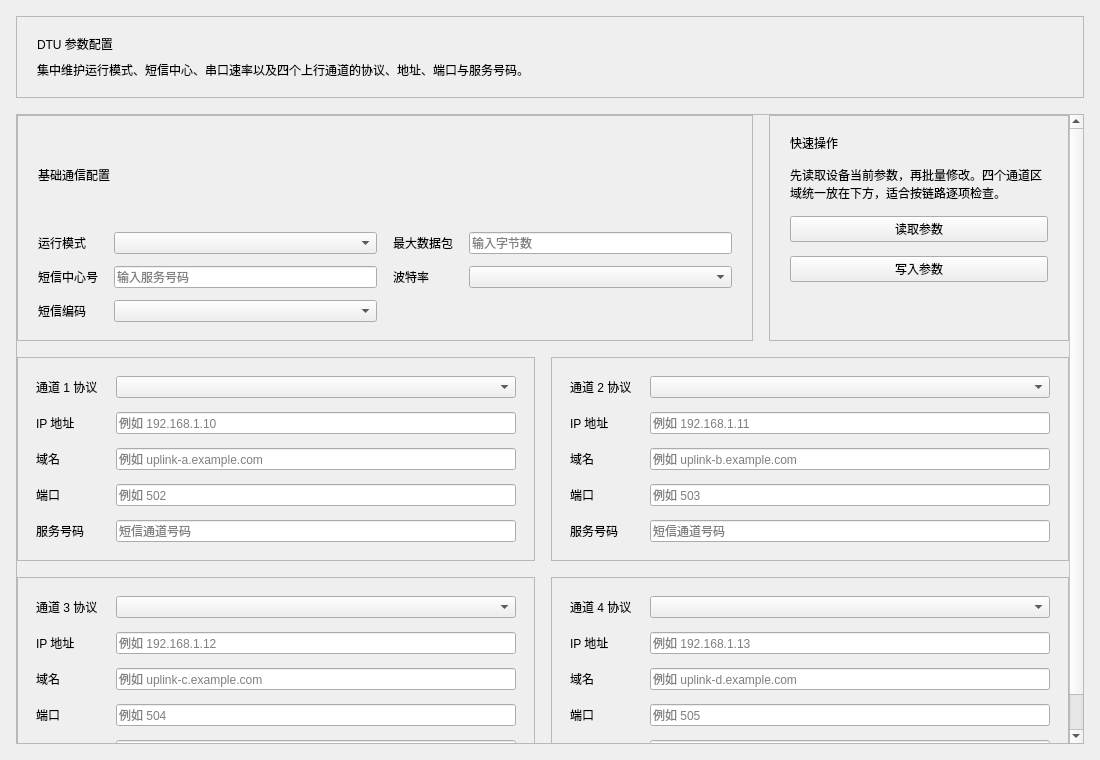
First picture: the form in workdir/RTU_Parameter_Settings/dtuset.ui, repository res-590/rtu-setting, before the edit.
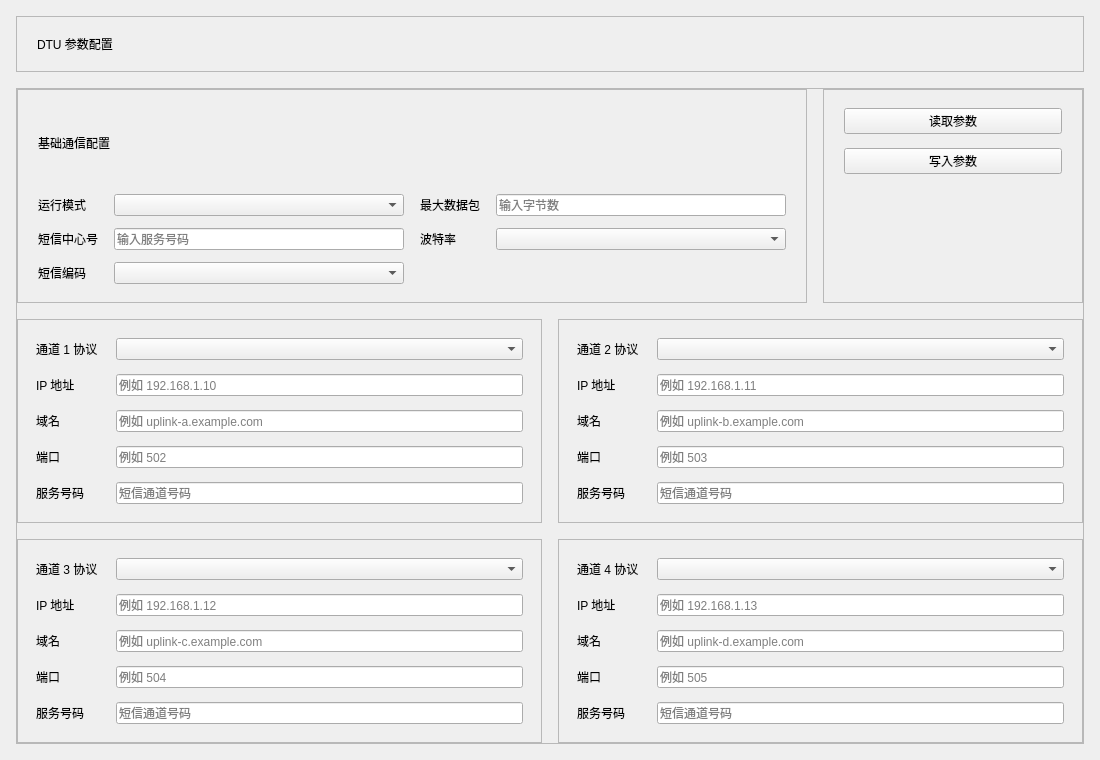
Second picture: the form after the edit.

Diff of the .ui file:
```diff
--- a/workdir/RTU_Parameter_Settings/dtuset.ui
+++ b/workdir/RTU_Parameter_Settings/dtuset.ui
@@ -57,16 +57,6 @@
         </property>
        </widget>
       </item>
-      <item>
-       <widget class="QLabel" name="pageSubtitle">
-        <property name="text">
-         <string>集中维护运行模式、短信中心、串口速率以及四个上行通道的协议、地址、端口与服务号码。</string>
-        </property>
-        <property name="wordWrap">
-         <bool>true</bool>
-        </property>
-       </widget>
-      </item>
      </layout>
     </widget>
    </item>
@@ -262,23 +252,6 @@
             <property name="bottomMargin">
              <number>18</number>
             </property>
-            <item>
-             <widget class="QLabel" name="pageHeaderBadgeValue">
-              <property name="text">
-               <string>快速操作</string>
-              </property>
-             </widget>
-            </item>
-            <item>
-             <widget class="QLabel" name="tableHintLabel">
-              <property name="text">
-               <string>先读取设备当前参数，再批量修改。四个通道区域统一放在下方，适合按链路逐项检查。</string>
-              </property>
-              <property name="wordWrap">
-               <bool>true</bool>
-              </property>
-             </widget>
-            </item>
             <item>
              <widget class="QPushButton" name="read_Button">
               <property name="text">
```
